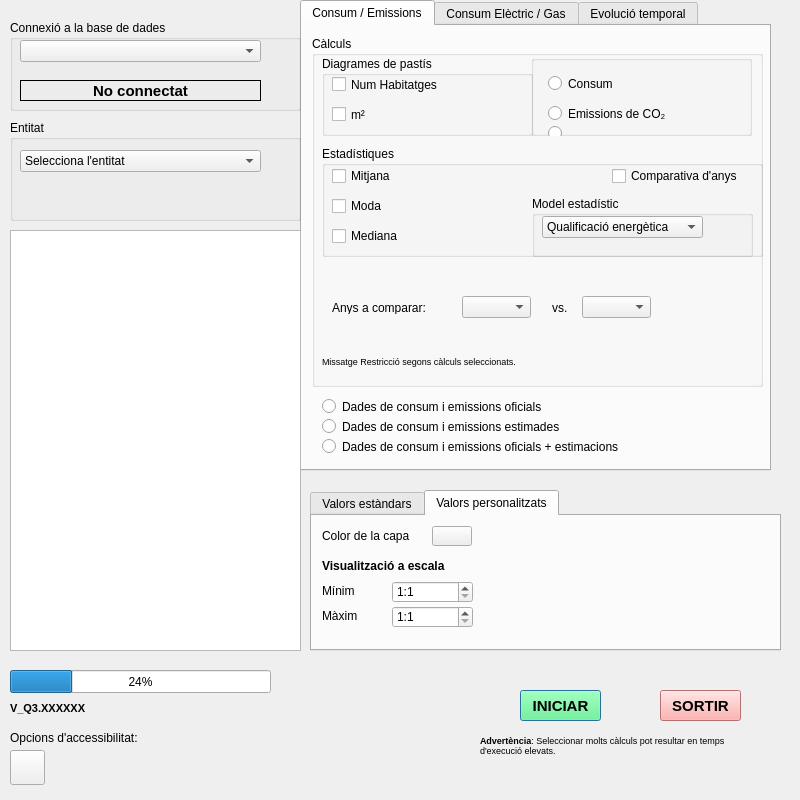
Above: eficiencia_energetica_dialog_base.ui from TecnocampusCCU/eficiencia_energetica before the change. Below: the same form after it.
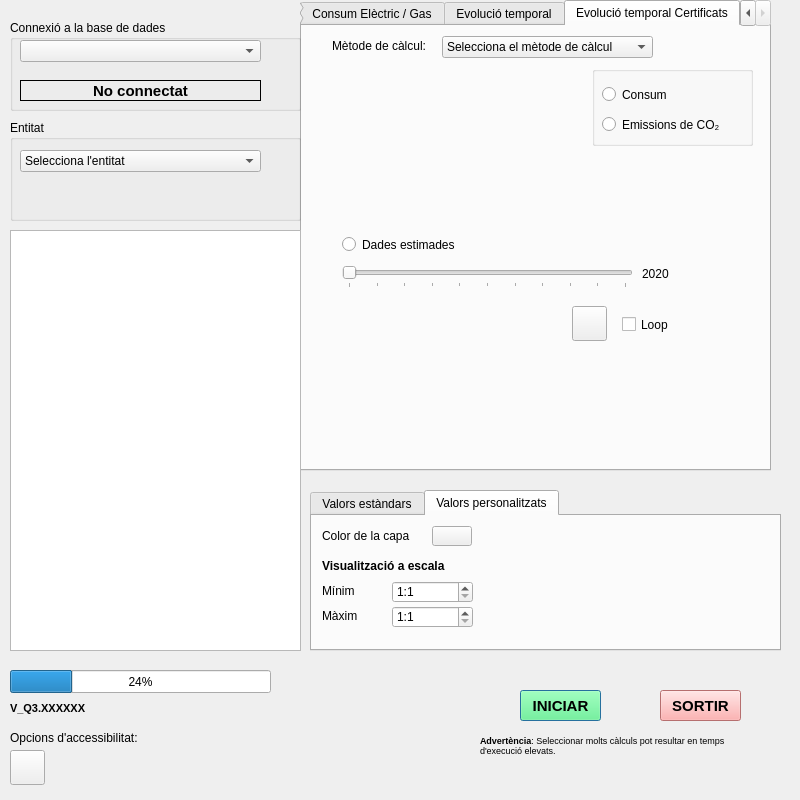
That is the form after the change. Icons and pictures are not drawn.

The edit to the form file:
```diff
--- a/eficiencia_energetica_dialog_base.ui
+++ b/eficiencia_energetica_dialog_base.ui
@@ -1421,7 +1421,7 @@
     </rect>
    </property>
    <property name="currentIndex">
-    <number>0</number>
+    <number>3</number>
    </property>
    <widget class="QWidget" name="tabConsumsEmissions">
     <attribute name="title">
@@ -2419,6 +2419,199 @@
      </property>
     </widget>
    </widget>
+   <widget class="QWidget" name="tab">
+    <attribute name="title">
+     <string>Evolució temporal Certificats</string>
+    </attribute>
+    <widget class="QComboBox" name="metodeEvolucioCombo_cert">
+     <property name="geometry">
+      <rect>
+       <x>140</x>
+       <y>10</y>
+       <width>211</width>
+       <height>22</height>
+      </rect>
+     </property>
+     <item>
+      <property name="text">
+       <string>Selecciona el mètode de càlcul</string>
+      </property>
+     </item>
+     <item>
+      <property name="text">
+       <string>Nombre d'habitatges</string>
+      </property>
+     </item>
+     <item>
+      <property name="text">
+       <string>Metres quadrats</string>
+      </property>
+     </item>
+     <item>
+      <property name="text">
+       <string>Mitjana</string>
+      </property>
+     </item>
+     <item>
+      <property name="text">
+       <string>Moda</string>
+      </property>
+     </item>
+     <item>
+      <property name="text">
+       <string>Mediana</string>
+      </property>
+     </item>
+    </widget>
+    <widget class="QLabel" name="metodeEvolucioLabel_cert">
+     <property name="geometry">
+      <rect>
+       <x>30</x>
+       <y>12</y>
+       <width>111</width>
+       <height>16</height>
+      </rect>
+     </property>
+     <property name="text">
+      <string>Mètode de càlcul:</string>
+     </property>
+    </widget>
+    <widget class="QRadioButton" name="evolucioDadesEstimadesButton">
+     <property name="geometry">
+      <rect>
+       <x>40</x>
+       <y>210</y>
+       <width>211</width>
+       <height>17</height>
+      </rect>
+     </property>
+     <property name="text">
+      <string>Dades estimades</string>
+     </property>
+    </widget>
+    <widget class="QPushButton" name="evolucioDadesEstimadesPlay">
+     <property name="geometry">
+      <rect>
+       <x>270</x>
+       <y>280</y>
+       <width>35</width>
+       <height>35</height>
+      </rect>
+     </property>
+     <property name="text">
+      <string/>
+     </property>
+     <property name="icon">
+      <iconset>
+       <normaloff>icons/play_icon.png</normaloff>icons/play_icon.png</iconset>
+     </property>
+     <property name="iconSize">
+      <size>
+       <width>25</width>
+       <height>25</height>
+      </size>
+     </property>
+     <property name="checkable">
+      <bool>true</bool>
+     </property>
+    </widget>
+    <widget class="QCheckBox" name="loopDadesEstimadesCheck">
+     <property name="geometry">
+      <rect>
+       <x>320</x>
+       <y>290</y>
+       <width>51</width>
+       <height>17</height>
+      </rect>
+     </property>
+     <property name="text">
+      <string>Loop</string>
+     </property>
+    </widget>
+    <widget class="QSlider" name="evolucioDadesEstimadesSlider">
+     <property name="geometry">
+      <rect>
+       <x>40</x>
+       <y>240</y>
+       <width>291</width>
+       <height>22</height>
+      </rect>
+     </property>
+     <property name="minimum">
+      <number>2020</number>
+     </property>
+     <property name="maximum">
+      <number>2030</number>
+     </property>
+     <property name="orientation">
+      <enum>Qt::Horizontal</enum>
+     </property>
+     <property name="tickPosition">
+      <enum>QSlider::TicksBelow</enum>
+     </property>
+     <property name="tickInterval">
+      <number>1</number>
+     </property>
+    </widget>
+    <widget class="QLabel" name="anyDadesEstimadesLabel">
+     <property name="geometry">
+      <rect>
+       <x>340</x>
+       <y>240</y>
+       <width>31</width>
+       <height>16</height>
+      </rect>
+     </property>
+     <property name="text">
+      <string>2020</string>
+     </property>
+    </widget>
+    <widget class="QGroupBox" name="groupConEmiEvolucio">
+     <property name="geometry">
+      <rect>
+       <x>290</x>
+       <y>40</y>
+       <width>161</width>
+       <height>80</height>
+      </rect>
+     </property>
+     <property name="title">
+      <string/>
+     </property>
+     <widget class="QRadioButton" name="consumButtonEvolucio">
+      <property name="geometry">
+       <rect>
+        <x>10</x>
+        <y>20</y>
+        <width>141</width>
+        <height>17</height>
+       </rect>
+      </property>
+      <property name="text">
+       <string>Consum</string>
+      </property>
+      <property name="checkable">
+       <bool>true</bool>
+      </property>
+      <property name="checked">
+       <bool>false</bool>
+      </property>
+     </widget>
+     <widget class="QRadioButton" name="emissionsButtonEvolucio">
+      <property name="geometry">
+       <rect>
+        <x>10</x>
+        <y>50</y>
+        <width>141</width>
+        <height>17</height>
+       </rect>
+      </property>
+      <property name="text">
+       <string>Emissions de CO₂</string>
+      </property>
+     </widget>
+    </widget>
+   </widget>
   </widget>
   <widget class="QPushButton" name="btnAccessibilitat">
    <property name="geometry">
```
Left out of the diff: 28 changed lines with no effect on the pictures.
